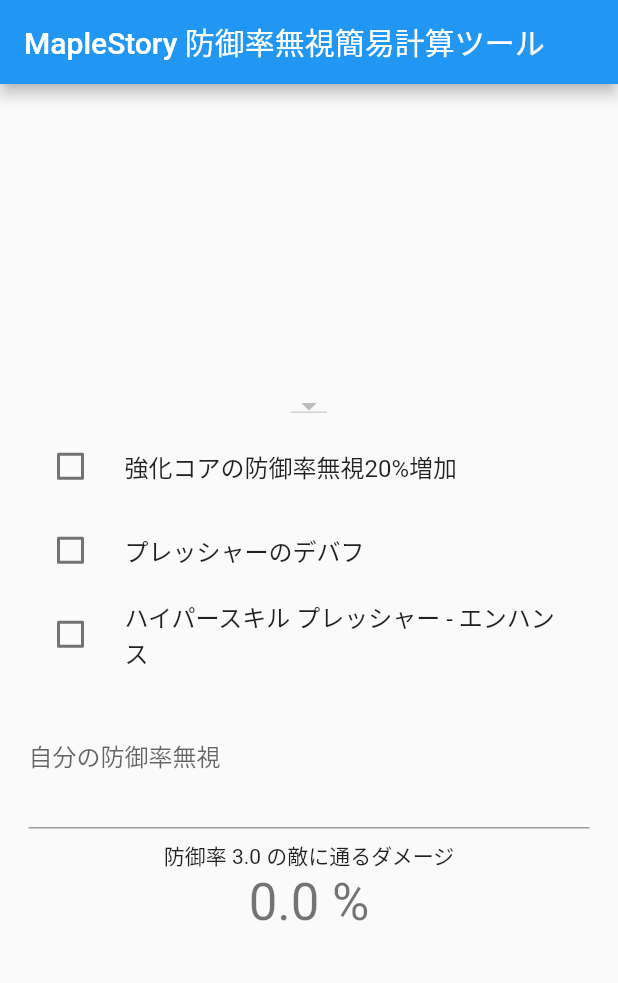
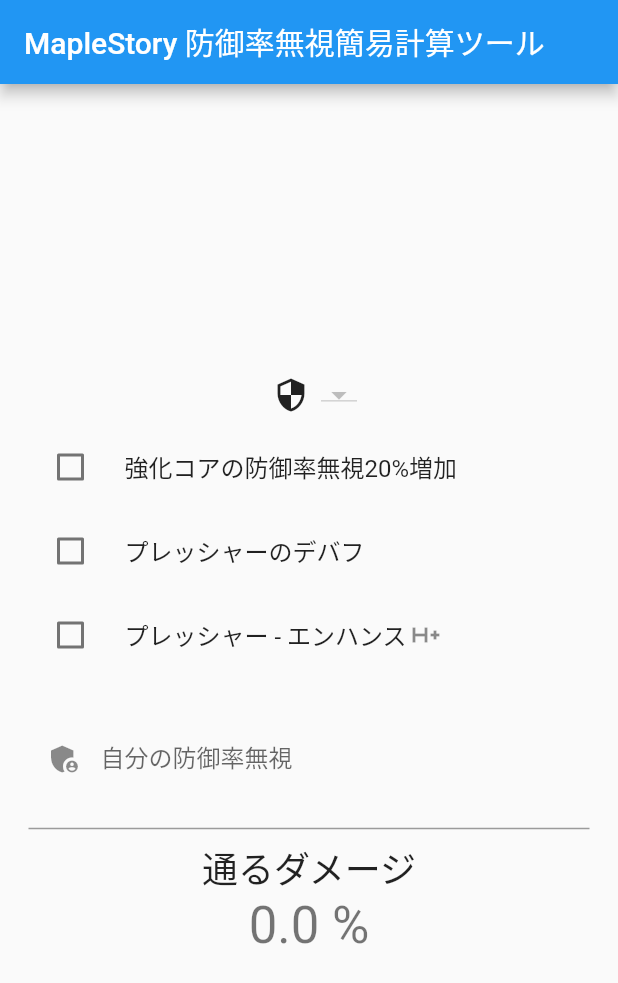
Before and after one commit to rimanem18/flutter-maplestory-ignore-guard, a Flutter app: the screen it shows after launch, on a phone screen of 412 x 824 dp. Shown: the top 983 px of the screen. Run offline on Flutter 3.47's test engine with Material 2 defaults, Android fonts, the phone set to English and light mode, and no system bars; statements that could not run were skipped.

Commit message:
アイコンを追加

```diff
--- a/lib/main.dart
+++ b/lib/main.dart
@@ -124,6 +124,15 @@
           child: Column(
             mainAxisAlignment: MainAxisAlignment.center,
             children: <Widget>[
+              SizedBox(
+                width: 380,
+                child: Row(
+                  mainAxisAlignment: MainAxisAlignment.center,
+                  children: <Widget>[
+                    const Padding(
+                      padding: EdgeInsets.all(8.0),
+                      child: Icon(Icons.security),
+                    ),
                     DropdownButton(
                       items: _mobList,
                       value: _mobGuard,
@@ -133,6 +142,9 @@
                           _damageCalc(_ignoreValueController.text);
                         }),
                       },
+                    ),
+                  ],
+                ),
               ),
               CheckboxListTile(
                   value: _isCoreUpgrade,
@@ -161,7 +173,12 @@
                   }),
               CheckboxListTile(
                   value: _isPressureEnhance,
-                  title: const Text('ハイパースキル プレッシャー - エンハンス'),
+                  title: Row(
+                    children: const <Widget>[
+                      Text('プレッシャー - エンハンス'),
+                      Icon(Icons.h_plus_mobiledata),
+                    ],
+                  ),
                   controlAffinity: ListTileControlAffinity.leading,
                   onChanged: (value) {
                     setState(() {
@@ -183,6 +200,7 @@
                         keyboardType: TextInputType.number,
                         textAlign: TextAlign.center,
                         decoration: const InputDecoration(
+                          prefixIcon: Icon(Icons.admin_panel_settings),
                           suffixText: '%',
                           label: Text(
                             '自分の防御率無視',
@@ -197,7 +215,8 @@
                 ),
               ),
               Text(
-                '防御率 $_mobGuard の敵に通るダメージ',
+                '通るダメージ',
+                style: Theme.of(context).textTheme.headline5,
               ),
               Text(
                 '$_damage %',
```
Lines whose indentation alone changed are shown as unchanged.
